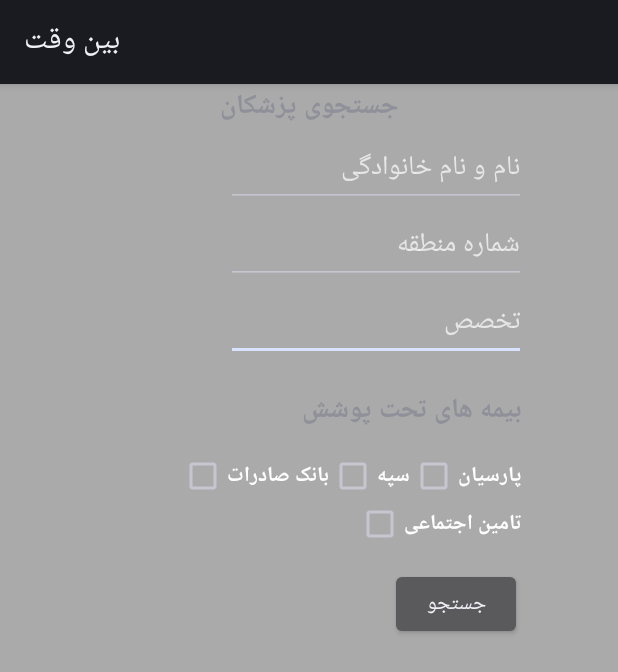
After one commit to hamedmahdavi72/asdAndroid, an Android app: the UserSearch screen opened directly, with no data from a screen before it, on a phone screen of 412 x 824 dp. The commit adds this screen. Shown: the top 672 px of the screen. Run offline under Robolectric (Android 15) with nearby library versions, the phone set to English and light mode, and no system bars.

Commit message:
option menu added. options are profile, search, messages. only search option works at the moment. search ui added. search result page added.

```diff
--- /dev/null
+++ b/app/src/main/java/com/example/arya/fragments/UserSearch.java
@@ -0,0 +1,150 @@
+package com.example.arya.fragments;
+
+import android.content.Intent;
+import android.os.AsyncTask;
+import android.os.Bundle;
+import android.support.v4.app.Fragment;
+import android.support.v4.app.FragmentActivity;
+import android.view.LayoutInflater;
+import android.view.View;
+import android.view.ViewGroup;
+import android.widget.*;
+import com.android.volley.*;
+import com.android.volley.toolbox.StringRequest;
+import com.android.volley.toolbox.Volley;
+import com.example.arya.agileapp.R;
+import org.json.JSONException;
+import org.json.JSONObject;
+
+
+/**
+ * Created by ARYA on 2/10/2017.
+ */
+public class UserSearch extends FragmentActivity {
+
+    public UserSearch() {
+        // Required empty public constructor
+    }
+
+
+
+    @Override
+    public void onCreate(Bundle savedInstanceState) {
+        super.onCreate(savedInstanceState);
+        setContentView(R.layout.fragment_user_search);
+
+    }
+
+    @Override
+    public void onAttachedToWindow() {
+        super.onAttachedToWindow();
+        getSupportFragmentManager().beginTransaction()
+                .replace(R.id.user_search_doctor, new UserSearch.UserSearchPage()).commit();
+    }
+
+    public static class UserSearchPage extends Fragment {
+
+        public UserSearchPage(){
+
+        }
+
+        void showResults(JSONObject json){
+            Intent intent = new Intent(getActivity().getApplicationContext(), UserSearchResults.class);
+            intent.putExtra("searchResults", json.toString());
+            startActivity(intent);
+        }
+
+        public void search(final JSONObject json){
+            String URL = "http://10.0.2.2:9000/search/";
+            RequestQueue queue = Volley.newRequestQueue(getActivity().getApplicationContext());
+            StringRequest editRequest = new StringRequest(Request.Method.POST, URL,
+                    new Response.Listener<String>() {
+                        @Override
+                        public void onResponse(String response) {
+                            try {
+                                showResults(new JSONObject(response));
+                            } catch (JSONException e) {
+                                e.printStackTrace();
+                            }
+                        }
+                    }, new Response.ErrorListener() {
+                @Override
+                public void onErrorResponse(VolleyError error) {
+                    // error
+                }
+            })
+
+            {
+                @Override
+                public String getBodyContentType() {
+                    return "application/json; charset=utf-8";
+                }
+                @Override
+                public byte[] getBody() throws AuthFailureError {
+                    try {
+                        String your_string_json = json.toString();
+                        return your_string_json.getBytes();
+                    }catch (Exception e){}
+                    return null;
+                }
+            };
+            queue.add(editRequest);
+        }
+
+        @Override
+        public View onCreateView(LayoutInflater inflater, ViewGroup container
+                , Bundle savedInstanceState){
+            View rootView = inflater.inflate(R.layout.fragment_user_search,
+                    container, false);
+
+
+            return rootView;
+        }
+
+        @Override
+        public void onActivityCreated(Bundle savedInstanceState) {
+            super.onActivityCreated(savedInstanceState);
+            Button search = (Button) getActivity().findViewById(R.id.searchButton);
+            search.setOnClickListener(new View.OnClickListener() {
+                @Override
+                public void onClick(View view) {
+                    Toast.makeText(getActivity().getApplicationContext(),"در حال جستحو...", Toast.LENGTH_SHORT).show();
+                    new AsyncTask<Void,Void,Void>() {
+                        JSONObject jsonBody = new JSONObject();
+                        public Void doInBackground(Void... a) {
+
+
+                            TextView speciality = (TextView) getActivity().findViewById(R.id.specialityValue);
+                            TextView name = (TextView) getActivity().findViewById(R.id.searchNameValue);
+                            TextView areaName = (TextView) getActivity().findViewById(R.id.searchAreaName);
+
+
+
+                            try {
+                                if(name.getText() != null && name.getText().toString().length() != 0){
+                                    jsonBody.put("firstName", name.getText().toString().split(" ")[0]);
+                                    jsonBody.put("lastName", name.getText().toString().split(" ")[1]);
+                                }
+                                else {
+                                    jsonBody.put("firstName", null);
+                                    jsonBody.put("lastName", null);
+                                }
+                                if(speciality.getText().toString() != null && speciality.getText().toString().length() !=0)
+                                    jsonBody.put("speciality", speciality.getText().toString());
+                                else jsonBody.put("speciality", null);
+
+                                jsonBody.put("areaName", areaName.getText().toString());
+
+                                search(jsonBody);
+                            } catch (JSONException e) {
+                                return null;
+                            }
+                            return null;
+                        }
+                    }.execute();
+                }
+            });
+        }
+    }
+
+}
--- a/app/src/main/res/layout/fragment_user_profile.xml
+++ b/app/src/main/res/layout/fragment_user_profile.xml
@@ -4,7 +4,7 @@
 
     <RelativeLayout
             xmlns:android="http://schemas.android.com/apk/res/android"
-            xmlns:app="http://schemas.android.com/apk/res-auto" xmlns:tools="http://schemas.android.com/tools"
+            xmlns:tools="http://schemas.android.com/tools"
             tools:context="com.example.arya.fragments.UserProfile"
             android:layout_width="match_parent"
             android:layout_height="match_parent"
--- /dev/null
+++ b/app/src/main/res/layout/fragment_user_search.xml
@@ -0,0 +1,95 @@
+<?xml version="1.0" encoding="utf-8"?>
+<LinearLayout xmlns:android="http://schemas.android.com/apk/res/android"
+              android:orientation="vertical"
+              android:layout_width="match_parent"
+              android:layout_height="match_parent"
+              xmlns:tools="http://schemas.android.com/tools"
+              tools:context="com.example.arya.fragments.UserSearch"
+              android:id="@+id/user_search_doctor" android:baselineAligned="false"
+              android:background="@android:color/darker_gray">
+
+    <TextView
+            android:text="جستجوی پزشکان"
+            android:layout_width="match_parent"
+            android:layout_height="wrap_content" android:id="@+id/searchTitle" android:textAlignment="center"
+            android:textStyle="normal|bold" android:textSize="18sp"/>
+    <RelativeLayout
+            android:layout_width="match_parent"
+            android:layout_height="match_parent" android:id="@+id/searchPanel">
+
+        <RelativeLayout
+                android:layout_width="match_parent"
+                android:layout_height="208dp" android:layout_weight="1.69"
+                android:layout_below="@+id/specialityValue" android:layout_alignParentStart="true"
+                android:layout_alignParentBottom="true">
+
+            <CheckBox
+                    android:text="بانک صادرات"
+                    android:layout_width="wrap_content"
+                    android:layout_height="wrap_content"
+                    android:id="@+id/insurance4" android:textStyle="normal|bold"
+                    android:layout_alignBaseline="@+id/insurance2" android:layout_alignBottom="@+id/insurance2"
+                    android:layout_toStartOf="@+id/insurance2"/>
+            <CheckBox
+                    android:text="سپه"
+                    android:layout_width="wrap_content"
+                    android:layout_height="wrap_content"
+                    android:id="@+id/insurance2"
+                    android:textStyle="normal|bold"
+                    android:layout_alignBaseline="@+id/insurance1" android:layout_alignBottom="@+id/insurance1"
+                    android:layout_toStartOf="@+id/insurance1"/>
+            <CheckBox
+                    android:text="تامین اجتماعی"
+                    android:layout_width="wrap_content"
+                    android:layout_height="wrap_content"
+                    android:id="@+id/insurance3"
+                    android:textStyle="normal|bold"
+                    android:layout_below="@+id/insurance2" android:layout_alignEnd="@+id/insurance1"/>
+            <CheckBox
+                    android:text="پارسیان"
+                    android:layout_width="wrap_content"
+                    android:layout_height="wrap_content"
+                    android:layout_marginTop="12dp"
+                    android:id="@+id/insurance1" android:textStyle="normal|bold"
+                    android:layout_marginEnd="64dp"
+                    android:layout_below="@+id/insuranceTitle" android:layout_alignParentEnd="true"/>
+            <TextView
+                    android:text="بیمه های تحت پوشش"
+                    android:layout_width="wrap_content"
+                    android:layout_height="wrap_content"
+                    android:layout_marginTop="18dp" android:id="@+id/insuranceTitle"
+                    android:textStyle="normal|bold" android:textSize="18sp"
+                    android:layout_alignParentTop="true" android:layout_alignEnd="@+id/insurance1"/>
+            <Button
+                    android:text="جستجو"
+                    android:layout_width="wrap_content"
+                    android:layout_height="wrap_content" android:id="@+id/searchButton"
+                    android:layout_marginTop="13dp" android:layout_below="@+id/insurance3"
+                    android:layout_alignEnd="@+id/insurance3"/>
+        </RelativeLayout>
+        <EditText
+                android:layout_width="200dp"
+                android:layout_height="wrap_content"
+                android:inputType="text"
+                android:ems="10"
+                android:id="@+id/specialityValue" android:textAlignment="viewEnd"
+                android:hint="تخصص" android:layout_below="@+id/searchAreaName" android:layout_alignParentEnd="true"
+                android:layout_marginEnd="61dp"/>
+        <EditText
+                android:layout_width="200dp"
+                android:layout_height="wrap_content"
+                android:inputType="number"
+                android:ems="10"
+                android:id="@+id/searchAreaName" android:textAlignment="viewEnd"
+                android:hint="شماره منطقه"
+                android:layout_below="@+id/searchNameValue" android:layout_alignStart="@+id/specialityValue"/>
+        <EditText
+                android:layout_width="200dp"
+                android:layout_height="wrap_content"
+                android:inputType="text"
+                android:ems="10"
+                android:id="@+id/searchNameValue" android:textAlignment="viewEnd"
+                android:hint="نام و نام خانوادگی" android:layout_alignParentTop="true"
+                android:layout_alignStart="@+id/searchAreaName"/>
+    </RelativeLayout>
+</LinearLayout>
```
Also changed, not shown: app/src/main/AndroidManifest.xml (+20 -0 lines), app/src/main/java/com/example/arya/fragments/UserProfile.java (+35 -3 lines), app/src/main/java/com/example/arya/fragments/UserSearchResults.java (added, +110 -0 lines), app/src/main/res/layout/fragment_user_search_results.xml (added, +14 -0 lines), app/src/main/res/menu/userprofilemenu.xml (added, +13 -0 lines), app/src/main/res/values/strings.xml (+7 -0 lines).
